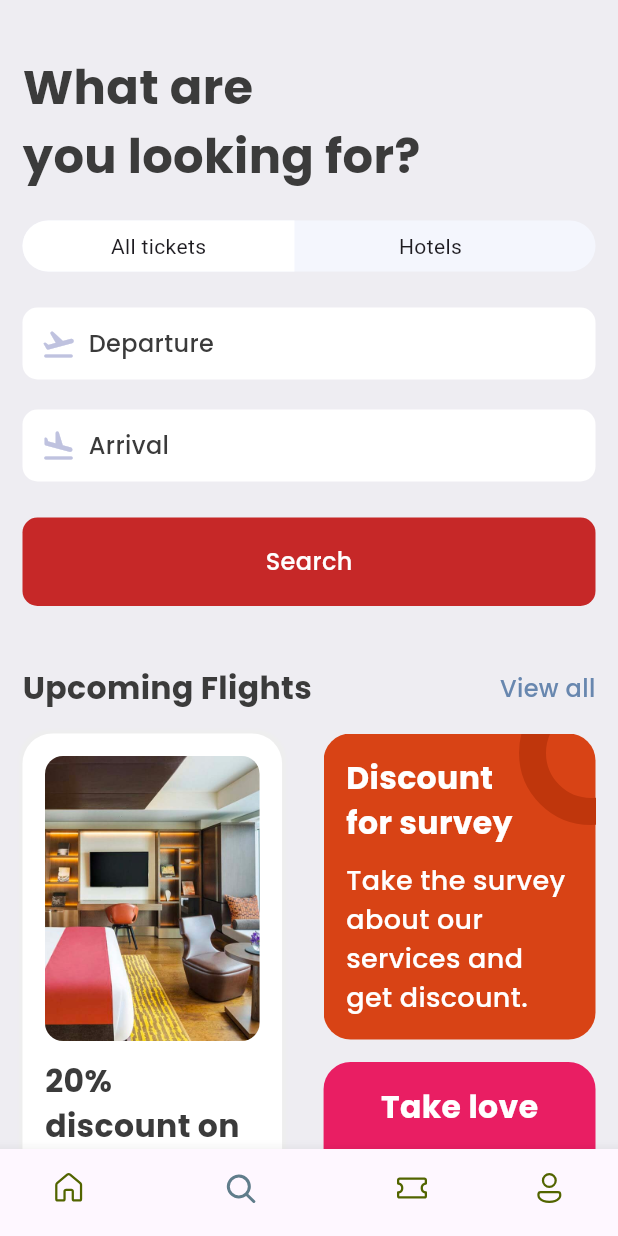
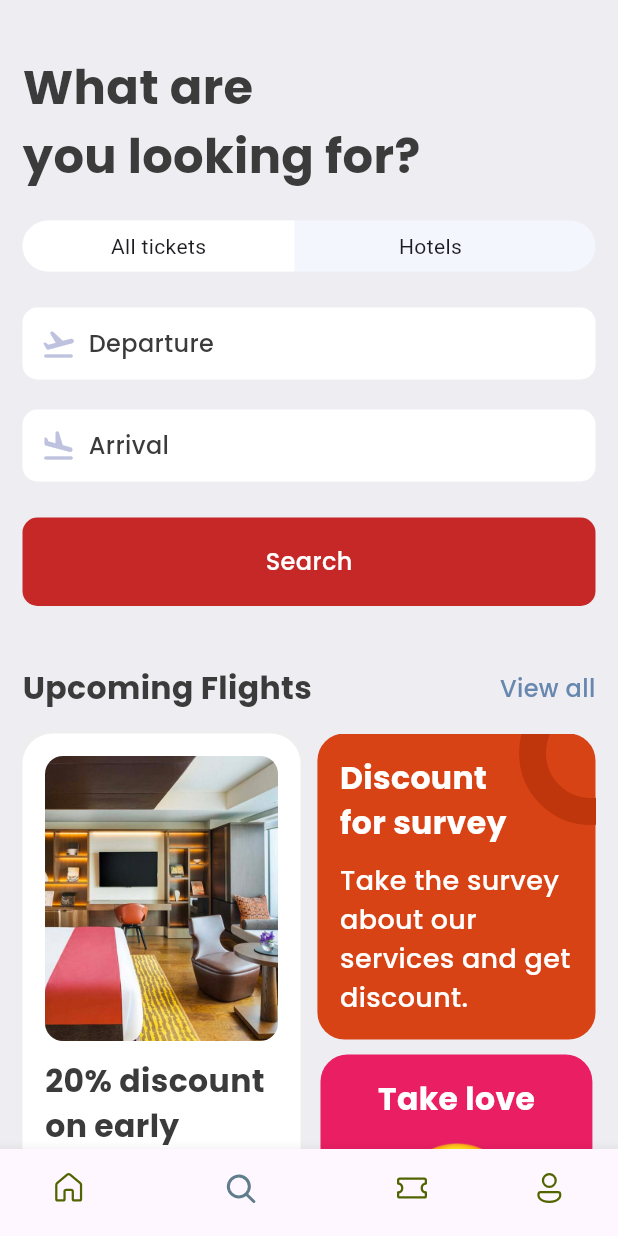
Before and after one commit to abdelillahbel/FlightBookingApp, a Flutter app: the screen it shows after launch, item 2 of the bottom bar chosen, on a phone screen of 412 x 824 dp. Run offline on Flutter 3.47's test engine with Material 3 defaults, Android fonts, the phone set to English and light mode, and no system bars; our stand-ins replace fluentui_icons, flutter_svg, google_fonts, simple_gradient_text.

Commit message:
fix: fix promotion cards spacing issues

```diff
--- a/lib/screens/search/widgets/ticket_promotion.dart
+++ b/lib/screens/search/widgets/ticket_promotion.dart
@@ -15,7 +15,7 @@ class TicketPromotion extends StatelessWidget {
       children: [
         Container(
           padding: EdgeInsets.symmetric(vertical: 15, horizontal: 15),
-          width: size.width * .42,
+          width: size.width * .45,
           decoration: BoxDecoration(
               borderRadius: BorderRadius.circular(20),
               color: Colors.white,
@@ -49,7 +49,7 @@ class TicketPromotion extends StatelessWidget {
               children: [
                 Container(
                   padding: EdgeInsets.symmetric(vertical: 15, horizontal: 15),
-                  width: size.width * .44,
+                  width: size.width * .45,
                   decoration: BoxDecoration(
                       color: Colors.deepOrange.shade800,
                       borderRadius: BorderRadius.circular(18)),
@@ -88,7 +88,7 @@ class TicketPromotion extends StatelessWidget {
               ],
             ),
             SizedBox(
-              height: 15,
+              height: 10,
             ),
             Container(
               padding: EdgeInsets.symmetric(horizontal: 15, vertical: 15),
```
